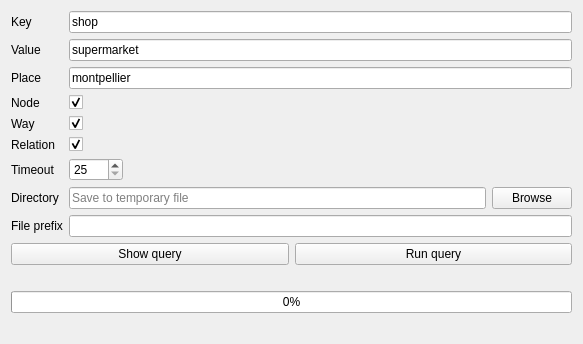
3liz/QuickOSM, file ui/quick_query.ui: the form before one commit.
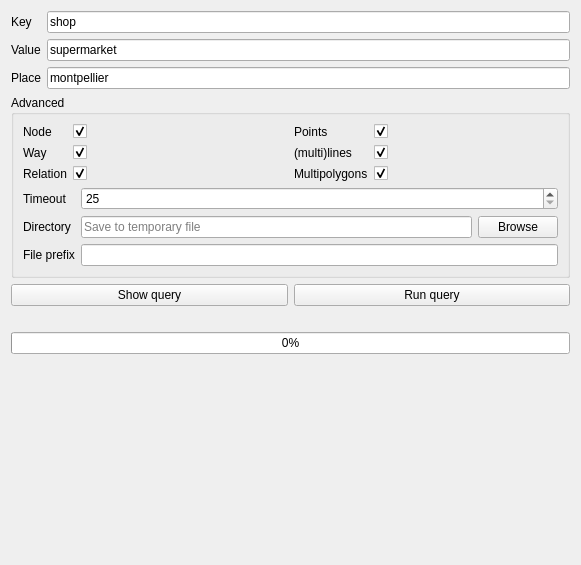
The form after the commit. Custom widgets are drawn as their Qt base class.

```diff
--- a/ui/quick_query.ui
+++ b/ui/quick_query.ui
@@ -6,8 +6,8 @@
    <rect>
     <x>0</x>
     <y>0</y>
-    <width>583</width>
-    <height>344</height>
+    <width>581</width>
+    <height>565</height>
    </rect>
   </property>
   <property name="windowTitle">
@@ -61,14 +61,29 @@
        </property>
       </widget>
      </item>
-     <item row="3" column="0">
+    </layout>
+   </item>
+   <item>
+    <widget class="QgsCollapsibleGroupBox" name="groupBox">
+     <property name="title">
+      <string>Advanced</string>
+     </property>
+     <property name="checked">
+      <bool>false</bool>
+     </property>
+     <layout class="QVBoxLayout" name="verticalLayout_2">
+      <item>
+       <layout class="QHBoxLayout" name="horizontalLayout_3">
+        <item>
+         <layout class="QFormLayout" name="formLayout_3">
+          <item row="0" column="0">
       <widget class="QLabel" name="label_7">
        <property name="text">
         <string>Node</string>
        </property>
       </widget>
      </item>
-     <item row="3" column="1">
+          <item row="0" column="1">
       <widget class="QCheckBox" name="checkBox_node">
        <property name="text">
         <string/>
@@ -78,14 +93,14 @@
        </property>
       </widget>
      </item>
-     <item row="4" column="0">
+          <item row="1" column="0">
       <widget class="QLabel" name="label_8">
        <property name="text">
         <string>Way</string>
        </property>
       </widget>
      </item>
-     <item row="4" column="1">
+          <item row="1" column="1">
       <widget class="QCheckBox" name="checkBox_way">
        <property name="text">
         <string/>
@@ -95,14 +110,14 @@
        </property>
       </widget>
      </item>
-     <item row="5" column="0">
+          <item row="2" column="0">
       <widget class="QLabel" name="label_9">
        <property name="text">
         <string>Relation</string>
        </property>
       </widget>
      </item>
-     <item row="5" column="1">
+          <item row="2" column="1">
       <widget class="QCheckBox" name="checkBox_relation">
        <property name="text">
         <string/>
@@ -112,14 +127,68 @@
        </property>
       </widget>
      </item>
-     <item row="6" column="0">
-      <widget class="QLabel" name="label_5">
+         </layout>
+        </item>
+        <item>
+         <layout class="QFormLayout" name="formLayout_4">
+          <item row="0" column="0">
+           <widget class="QLabel" name="label_10">
        <property name="text">
-        <string>Timeout</string>
+             <string>Points</string>
        </property>
       </widget>
      </item>
-     <item row="6" column="1">
+          <item row="0" column="1">
+           <widget class="QCheckBox" name="checkBox_points">
+            <property name="text">
+             <string/>
+            </property>
+            <property name="checked">
+             <bool>true</bool>
+            </property>
+           </widget>
+          </item>
+          <item row="1" column="1">
+           <widget class="QCheckBox" name="checkBox_lines">
+            <property name="text">
+             <string/>
+            </property>
+            <property name="checked">
+             <bool>true</bool>
+            </property>
+           </widget>
+          </item>
+          <item row="1" column="0">
+           <widget class="QLabel" name="label_11">
+            <property name="text">
+             <string>(multi)lines</string>
+            </property>
+           </widget>
+          </item>
+          <item row="2" column="0">
+           <widget class="QLabel" name="label_12">
+            <property name="text">
+             <string>Multipolygons</string>
+            </property>
+           </widget>
+          </item>
+          <item row="2" column="1">
+           <widget class="QCheckBox" name="checkBox_multipolygons">
+            <property name="text">
+             <string/>
+            </property>
+            <property name="checked">
+             <bool>true</bool>
+            </property>
+           </widget>
+          </item>
+         </layout>
+        </item>
+       </layout>
+      </item>
+      <item>
+       <layout class="QFormLayout" name="formLayout_2">
+        <item row="0" column="1">
       <widget class="QSpinBox" name="spinBox_timeout">
        <property name="buttonSymbols">
         <enum>QAbstractSpinBox::UpDownArrows</enum>
@@ -135,14 +204,21 @@
        </property>
       </widget>
      </item>
-     <item row="7" column="0">
+        <item row="0" column="0">
+         <widget class="QLabel" name="label_5">
+          <property name="text">
+           <string>Timeout</string>
+          </property>
+         </widget>
+        </item>
+        <item row="1" column="0">
       <widget class="QLabel" name="label_4">
        <property name="text">
         <string>Directory</string>
        </property>
       </widget>
      </item>
-     <item row="7" column="1">
+        <item row="1" column="1">
       <layout class="QHBoxLayout" name="horizontalLayout">
        <item>
         <widget class="QLineEdit" name="lineEdit_browseDir">
@@ -160,18 +236,21 @@
        </item>
       </layout>
      </item>
-     <item row="8" column="0">
+        <item row="2" column="0">
       <widget class="QLabel" name="label_6">
        <property name="text">
         <string>File prefix</string>
        </property>
       </widget>
      </item>
-     <item row="8" column="1">
+        <item row="2" column="1">
       <widget class="QLineEdit" name="lineEdit_filePrefix"/>
      </item>
     </layout>
    </item>
+     </layout>
+    </widget>
+   </item>
    <item>
     <layout class="QHBoxLayout" name="horizontalLayout_2">
      <property name="sizeConstraint">
@@ -222,6 +301,14 @@
    </item>
   </layout>
  </widget>
+ <customwidgets>
+  <customwidget>
+   <class>QgsCollapsibleGroupBox</class>
+   <extends>QGroupBox</extends>
+   <header>qgis/gui.h</header>
+   <container>1</container>
+  </customwidget>
+ </customwidgets>
  <resources/>
  <connections/>
 </ui>
```
Lines whose indentation alone changed are shown as unchanged.
